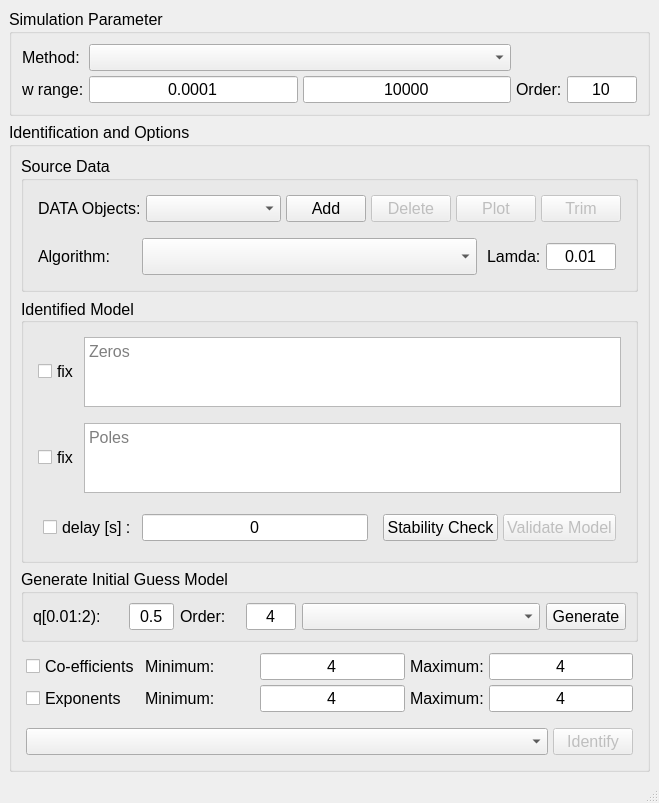
outstandn/fomcon, file fotftidgui.ui: the form before one commit.
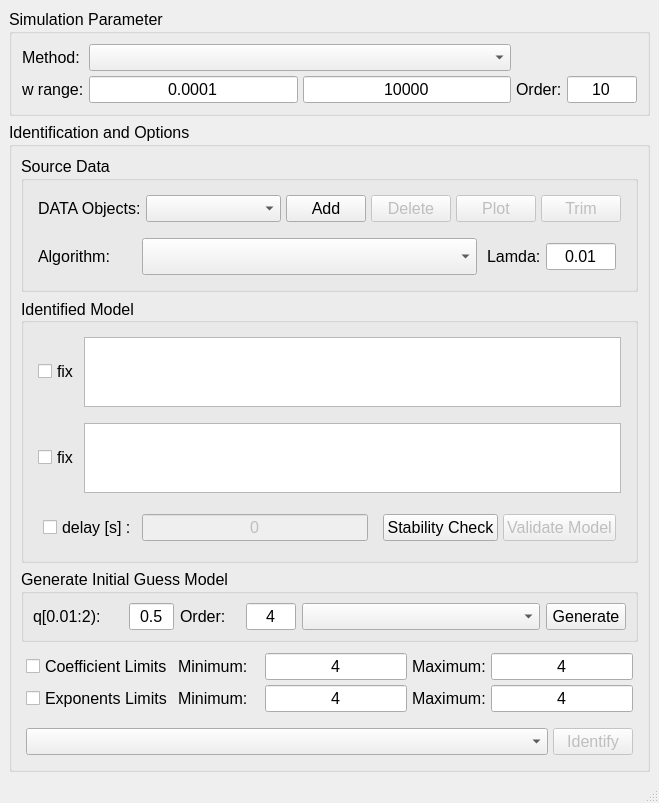
The form after the commit.

The edit to the form file:
```diff
--- a/fotftidgui.ui
+++ b/fotftidgui.ui
@@ -544,7 +544,7 @@
              </widget>
             </item>
             <item>
-             <widget class="QPlainTextEdit" name="plainTextEdit_Zeros">
+             <widget class="QTextEdit" name="textEdit_Zeros">
               <property name="enabled">
                <bool>true</bool>
               </property>
@@ -568,17 +568,14 @@
                <set>Qt::ImhMultiLine|Qt::ImhNoAutoUppercase|Qt::ImhPreferLowercase</set>
               </property>
               <property name="frameShadow">
-               <enum>QFrame::Raised</enum>
+               <enum>QFrame::Plain</enum>
+              </property>
+              <property name="sizeAdjustPolicy">
+               <enum>QAbstractScrollArea::AdjustToContents</enum>
               </property>
               <property name="readOnly">
                <bool>true</bool>
               </property>
-              <property name="centerOnScroll">
-               <bool>true</bool>
-              </property>
-              <property name="placeholderText">
-               <string>Zeros</string>
-              </property>
              </widget>
             </item>
            </layout>
@@ -613,7 +610,7 @@
              </widget>
             </item>
             <item>
-             <widget class="QPlainTextEdit" name="plainTextEdit_Poles">
+             <widget class="QTextEdit" name="textEdit_Poles">
               <property name="font">
                <font>
                 <pointsize>12</pointsize>
@@ -622,14 +619,17 @@
               <property name="inputMethodHints">
                <set>Qt::ImhMultiLine|Qt::ImhNoAutoUppercase|Qt::ImhPreferLowercase</set>
               </property>
+              <property name="frameShadow">
+               <enum>QFrame::Plain</enum>
+              </property>
+              <property name="sizeAdjustPolicy">
+               <enum>QAbstractScrollArea::AdjustToContents</enum>
+              </property>
               <property name="readOnly">
                <bool>true</bool>
               </property>
-              <property name="centerOnScroll">
-               <bool>true</bool>
-              </property>
-              <property name="placeholderText">
-               <string>Poles</string>
+              <property name="acceptRichText">
+               <bool>false</bool>
               </property>
              </widget>
             </item>
@@ -683,6 +683,9 @@
               </item>
               <item>
                <widget class="QLineEdit" name="lineEdit_Delay">
+                <property name="enabled">
+                 <bool>false</bool>
+                </property>
                 <property name="sizePolicy">
                  <sizepolicy hsizetype="Expanding" vsizetype="Fixed">
                   <horstretch>0</horstretch>
@@ -920,7 +923,7 @@
          <item row="0" column="0">
           <widget class="QCheckBox" name="checkBoxUseCoefLimits">
            <property name="sizePolicy">
-            <sizepolicy hsizetype="Minimum" vsizetype="Fixed">
+            <sizepolicy hsizetype="MinimumExpanding" vsizetype="Fixed">
              <horstretch>0</horstretch>
              <verstretch>0</verstretch>
             </sizepolicy>
@@ -931,7 +934,7 @@
             </font>
            </property>
            <property name="text">
-            <string>Co-efficients</string>
+            <string>Coefficient Limits</string>
            </property>
           </widget>
          </item>
@@ -965,7 +968,7 @@
          <item row="0" column="2">
           <widget class="QLineEdit" name="lineEditCoefLimitLower">
            <property name="sizePolicy">
-            <sizepolicy hsizetype="MinimumExpanding" vsizetype="Fixed">
+            <sizepolicy hsizetype="Minimum" vsizetype="Fixed">
              <horstretch>0</horstretch>
              <verstretch>0</verstretch>
             </sizepolicy>
@@ -995,15 +998,15 @@
          <item row="0" column="3">
           <widget class="QLabel" name="label_13">
            <property name="sizePolicy">
-            <sizepolicy hsizetype="Fixed" vsizetype="Fixed">
+            <sizepolicy hsizetype="Minimum" vsizetype="Fixed">
              <horstretch>0</horstretch>
              <verstretch>0</verstretch>
             </sizepolicy>
            </property>
            <property name="maximumSize">
             <size>
-             <width>110</width>
-             <height>601</height>
+             <width>16777215</width>
+             <height>16777215</height>
             </size>
            </property>
            <property name="font">
@@ -1025,7 +1028,7 @@
          <item row="0" column="4">
           <widget class="QLineEdit" name="lineEditCoefLimitUpper">
            <property name="sizePolicy">
-            <sizepolicy hsizetype="MinimumExpanding" vsizetype="Fixed">
+            <sizepolicy hsizetype="Minimum" vsizetype="Fixed">
              <horstretch>0</horstretch>
              <verstretch>0</verstretch>
             </sizepolicy>
@@ -1055,7 +1058,7 @@
          <item row="1" column="0">
           <widget class="QCheckBox" name="checkBoxUseExpoLimits">
            <property name="sizePolicy">
-            <sizepolicy hsizetype="Preferred" vsizetype="Fixed">
+            <sizepolicy hsizetype="MinimumExpanding" vsizetype="Fixed">
              <horstretch>0</horstretch>
              <verstretch>0</verstretch>
             </sizepolicy>
@@ -1066,7 +1069,7 @@
             </font>
            </property>
            <property name="text">
-            <string>Exponents</string>
+            <string>Exponents Limits</string>
            </property>
           </widget>
          </item>
@@ -1100,7 +1103,7 @@
          <item row="1" column="2">
           <widget class="QLineEdit" name="lineEditExpLimitLower">
            <property name="sizePolicy">
-            <sizepolicy hsizetype="MinimumExpanding" vsizetype="Fixed">
+            <sizepolicy hsizetype="Minimum" vsizetype="Fixed">
              <horstretch>0</horstretch>
              <verstretch>0</verstretch>
             </sizepolicy>
@@ -1130,15 +1133,15 @@
          <item row="1" column="3">
           <widget class="QLabel" name="label_12">
            <property name="sizePolicy">
-            <sizepolicy hsizetype="Fixed" vsizetype="Fixed">
+            <sizepolicy hsizetype="Minimum" vsizetype="Fixed">
              <horstretch>0</horstretch>
              <verstretch>0</verstretch>
             </sizepolicy>
            </property>
            <property name="maximumSize">
             <size>
-             <width>110</width>
-             <height>601</height>
+             <width>16777215</width>
+             <height>16777215</height>
             </size>
            </property>
            <property name="font">
@@ -1160,7 +1163,7 @@
          <item row="1" column="4">
           <widget class="QLineEdit" name="lineEditExpLimitUpper">
            <property name="sizePolicy">
-            <sizepolicy hsizetype="MinimumExpanding" vsizetype="Fixed">
+            <sizepolicy hsizetype="Minimum" vsizetype="Fixed">
              <horstretch>0</horstretch>
              <verstretch>0</verstretch>
             </sizepolicy>
```
Left out of the diff: 4 changed lines with no effect on the pictures.
